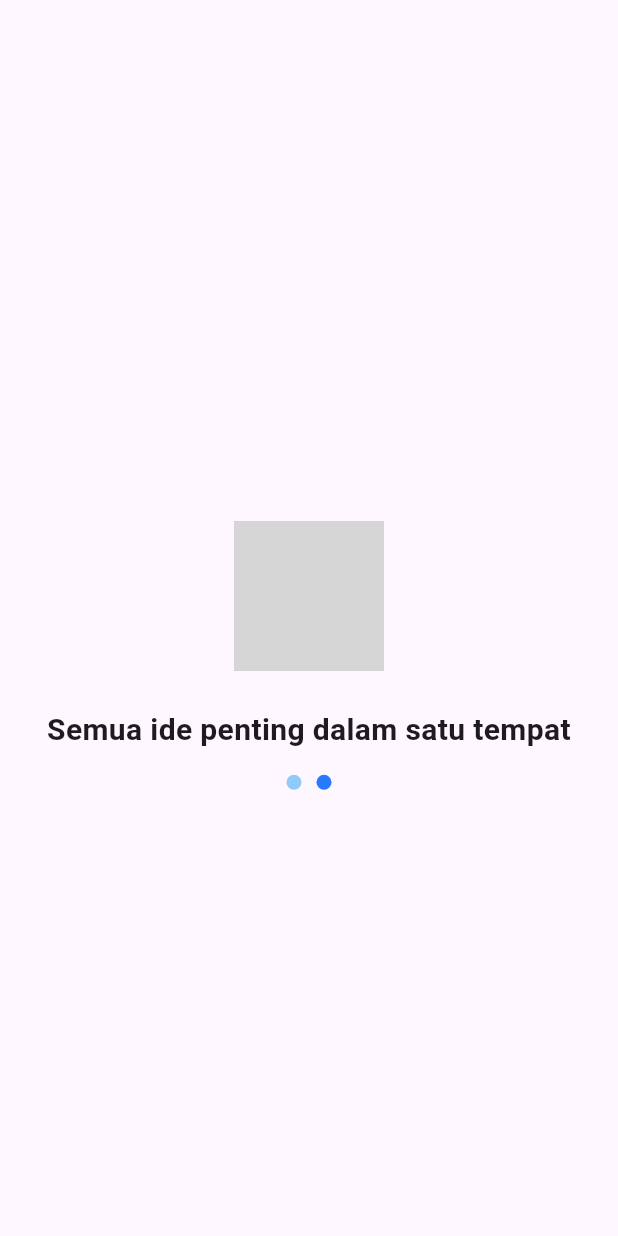
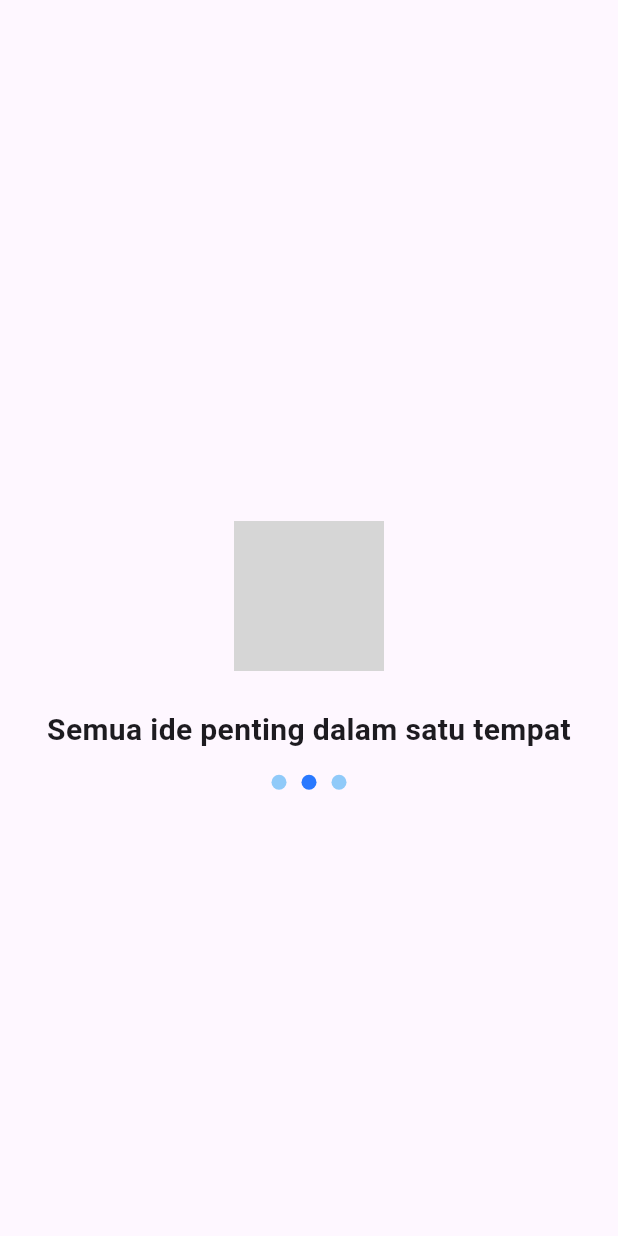
Before and after one commit to AbdillahFajar/funtastic_4, a Flutter app: the SplashScreen2 screen opened directly, on a phone screen of 412 x 824 dp. Run offline on Flutter 3.47's test engine with Material 3 defaults, Android fonts, the phone set to English and light mode, and no system bars; grey boxes are pictures that could not be loaded.

Commit message:
add bullet 3 and use blue color

```diff
--- a/lib/screens/splash_screen_3.dart
+++ b/lib/screens/splash_screen_3.dart
@@ -58,7 +58,16 @@ class SplashScreen2 extends StatelessWidget {
                     shape: BoxShape.circle,
                   ),
                 ),
-
+                SizedBox(width: 10),
+                // Bullet 3
+                Container(
+                  width: 10,
+                  height: 10,
+                  decoration: BoxDecoration(
+                    color: Color(0xFF90CAF9),
+                    shape: BoxShape.circle,
+                  ),
+                ),
               ]
             ),
           ]
```
